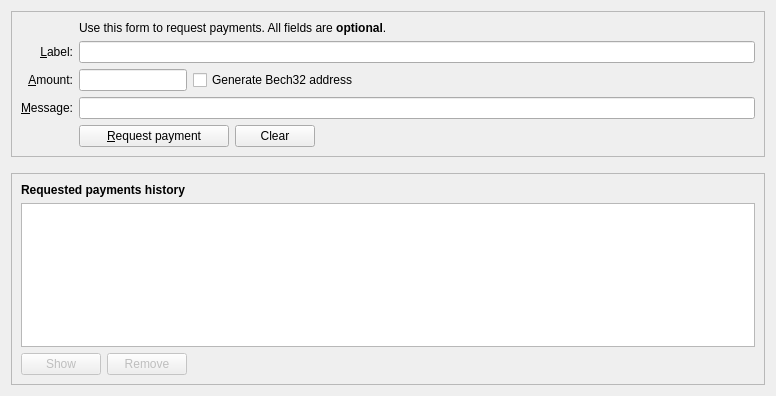
Above: src/qt/forms/receivecoinsdialog.ui from DriveNetTESTDRIVE/DriveNet before the change. Below: the same form after it.
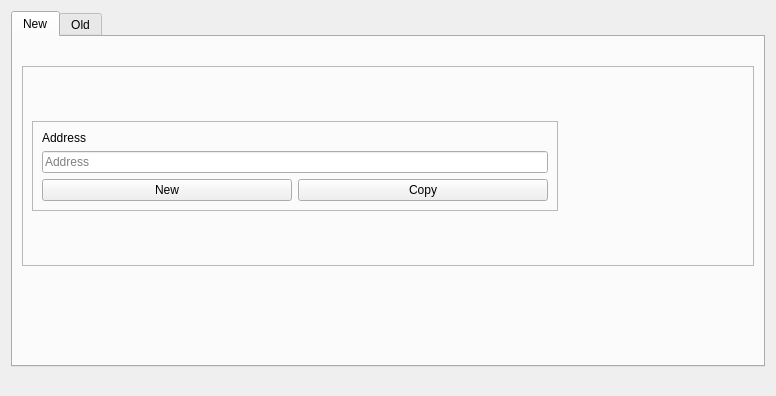
That is the form after the change. Icons and pictures are not drawn. Custom widgets are drawn as their Qt base class.

Commit message: Simplify receive page

What changed in the file:
```diff
--- a/src/qt/forms/receivecoinsdialog.ui
+++ b/src/qt/forms/receivecoinsdialog.ui
@@ -10,7 +10,175 @@
     <height>396</height>
    </rect>
   </property>
-  <layout class="QVBoxLayout" name="verticalLayout" stretch="0,0,1">
+  <layout class="QVBoxLayout" name="verticalLayout" stretch="0,0">
+   <item>
+    <widget class="QTabWidget" name="tabWidget">
+     <property name="currentIndex">
+      <number>0</number>
+     </property>
+     <widget class="QWidget" name="tab">
+      <attribute name="title">
+       <string>New</string>
+      </attribute>
+      <layout class="QVBoxLayout" name="verticalLayout_7">
+       <item>
+        <spacer name="verticalSpacer">
+         <property name="orientation">
+          <enum>Qt::Vertical</enum>
+         </property>
+         <property name="sizeType">
+          <enum>QSizePolicy::Maximum</enum>
+         </property>
+         <property name="sizeHint" stdset="0">
+          <size>
+           <width>20</width>
+           <height>20</height>
+          </size>
+         </property>
+        </spacer>
+       </item>
+       <item>
+        <widget class="QFrame" name="frame_2">
+         <property name="frameShape">
+          <enum>QFrame::StyledPanel</enum>
+         </property>
+         <property name="frameShadow">
+          <enum>QFrame::Raised</enum>
+         </property>
+         <layout class="QHBoxLayout" name="horizontalLayout_3">
+          <item>
+           <widget class="QFrame" name="frame_6">
+            <property name="sizePolicy">
+             <sizepolicy hsizetype="Preferred" vsizetype="Maximum">
+              <horstretch>0</horstretch>
+              <verstretch>0</verstretch>
+             </sizepolicy>
+            </property>
+            <property name="frameShape">
+             <enum>QFrame::StyledPanel</enum>
+            </property>
+            <property name="frameShadow">
+             <enum>QFrame::Raised</enum>
+            </property>
+            <layout class="QGridLayout" name="gridLayout_8">
+             <item row="3" column="1">
+              <widget class="QPushButton" name="pushButtonCopy">
+               <property name="sizePolicy">
+                <sizepolicy hsizetype="Minimum" vsizetype="Fixed">
+                 <horstretch>0</horstretch>
+                 <verstretch>0</verstretch>
+                </sizepolicy>
+               </property>
+               <property name="text">
+                <string>Copy</string>
+               </property>
+               <property name="icon">
+                <iconset resource="../drivenet.qrc">
+                 <normaloff>:/icons/editcopy</normaloff>:/icons/editcopy</iconset>
+               </property>
+              </widget>
+             </item>
+             <item row="1" column="0" colspan="2">
+              <widget class="QLineEdit" name="lineEditAddress">
+               <property name="sizePolicy">
+                <sizepolicy hsizetype="Expanding" vsizetype="Fixed">
+                 <horstretch>0</horstretch>
+                 <verstretch>0</verstretch>
+                </sizepolicy>
+               </property>
+               <property name="placeholderText">
+                <string>Address</string>
+               </property>
+              </widget>
+             </item>
+             <item row="3" column="0">
+              <widget class="QPushButton" name="pushButtonNew">
+               <property name="text">
+                <string>New</string>
+               </property>
+               <property name="icon">
+                <iconset resource="../drivenet.qrc">
+                 <normaloff>:/movies/spinner-035</normaloff>:/movies/spinner-035</iconset>
+               </property>
+              </widget>
+             </item>
+             <item row="0" column="0">
+              <widget class="QLabel" name="labelAddress">
+               <property name="text">
+                <string>Address</string>
+               </property>
+              </widget>
+             </item>
+            </layout>
+           </widget>
+          </item>
+          <item>
+           <widget class="QRImageWidget" name="QRCode">
+            <property name="sizePolicy">
+             <sizepolicy hsizetype="Minimum" vsizetype="Fixed">
+              <horstretch>0</horstretch>
+              <verstretch>0</verstretch>
+             </sizepolicy>
+            </property>
+            <property name="minimumSize">
+             <size>
+              <width>180</width>
+              <height>180</height>
+             </size>
+            </property>
+            <property name="maximumSize">
+             <size>
+              <width>180</width>
+              <height>180</height>
+             </size>
+            </property>
+            <property name="toolTip">
+             <string>QR Code</string>
+            </property>
+            <property name="textFormat">
+             <enum>Qt::PlainText</enum>
+            </property>
+            <property name="alignment">
+             <set>Qt::AlignCenter</set>
+            </property>
+            <property name="wordWrap">
+             <bool>true</bool>
+            </property>
+           </widget>
+          </item>
+         </layout>
+        </widget>
+       </item>
+       <item>
+        <spacer name="verticalSpacer_3">
+         <property name="orientation">
+          <enum>Qt::Vertical</enum>
+         </property>
+         <property name="sizeHint" stdset="0">
+          <size>
+           <width>20</width>
+           <height>40</height>
+          </size>
+         </property>
+        </spacer>
+       </item>
+      </layout>
+     </widget>
+     <widget class="QWidget" name="tab_2">
+      <attribute name="title">
+       <string>Old</string>
+      </attribute>
+      <layout class="QVBoxLayout" name="verticalLayout_4">
+       <item>
+        <widget class="QTabWidget" name="tabWidget_2">
+         <property name="currentIndex">
+          <number>0</number>
+         </property>
+         <widget class="QWidget" name="tab_3">
+          <attribute name="title">
+           <string>Create Payment Request</string>
+          </attribute>
+          <layout class="QVBoxLayout" name="verticalLayout_5">
    <item>
     <widget class="QFrame" name="frame2">
      <property name="sizePolicy">
@@ -233,19 +401,13 @@
      </layout>
     </widget>
    </item>
-   <item>
-    <spacer name="verticalSpacer_2">
-     <property name="orientation">
-      <enum>Qt::Vertical</enum>
-     </property>
-     <property name="sizeHint" stdset="0">
-      <size>
-       <width>20</width>
-       <height>10</height>
-      </size>
-     </property>
-    </spacer>
-   </item>
+          </layout>
+         </widget>
+         <widget class="QWidget" name="tab_4">
+          <attribute name="title">
+           <string>Payment Request History</string>
+          </attribute>
+          <layout class="QVBoxLayout" name="verticalLayout_6">
    <item>
     <widget class="QFrame" name="frame">
      <property name="sizePolicy">
@@ -349,7 +511,33 @@
    </item>
   </layout>
  </widget>
+        </widget>
+       </item>
+      </layout>
+     </widget>
+    </widget>
+   </item>
+   <item>
+    <spacer name="verticalSpacer_2">
+     <property name="orientation">
+      <enum>Qt::Vertical</enum>
+     </property>
+     <property name="sizeHint" stdset="0">
+      <size>
+       <width>20</width>
+       <height>10</height>
+      </size>
+     </property>
+    </spacer>
+   </item>
+  </layout>
+ </widget>
  <customwidgets>
+  <customwidget>
+   <class>QRImageWidget</class>
+   <extends>QLabel</extends>
+   <header>qt/receiverequestdialog.h</header>
+  </customwidget>
   <customwidget>
    <class>BitcoinAmountField</class>
    <extends>QLineEdit</extends>
```
Lines whose indentation alone changed are shown as unchanged. The commit also changes 2 other files.
